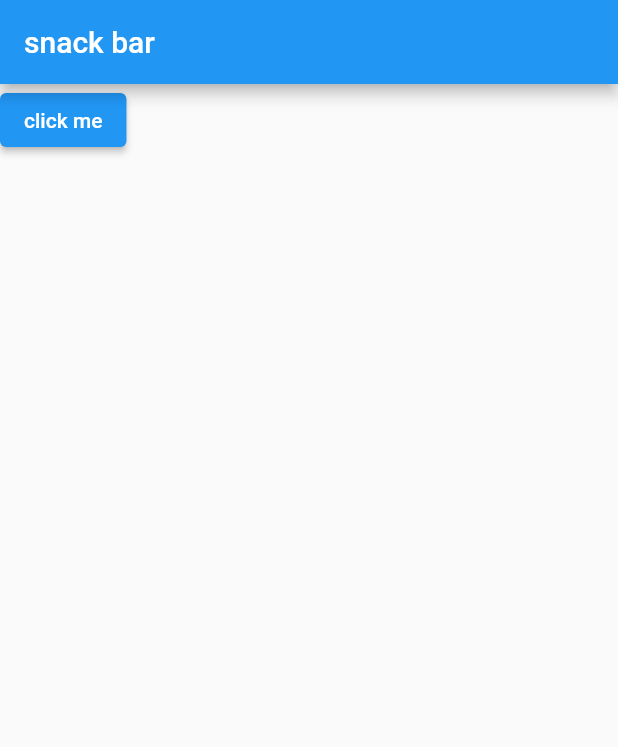
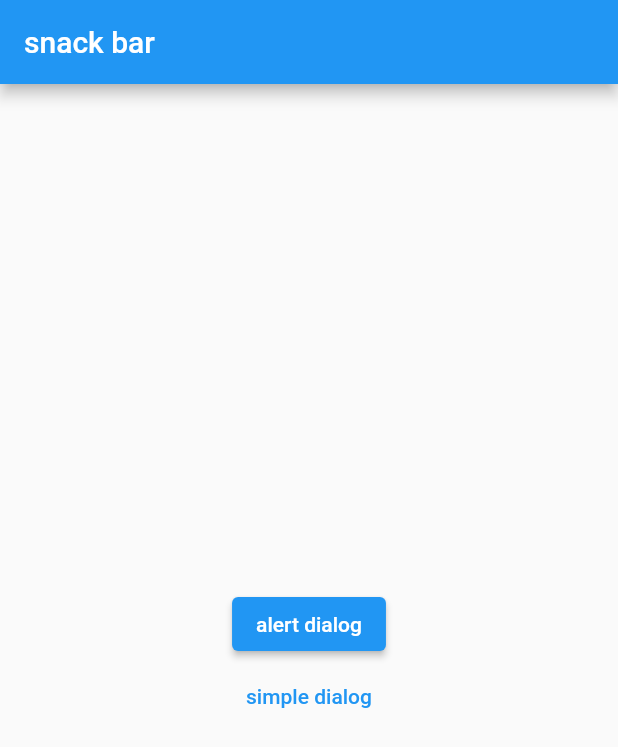
Before and after one commit to jithuraj/learn-flutter, a Flutter app: the screen it shows after launch, on a phone screen of 412 x 824 dp. Shown: the top 747 px of the screen. Run offline on Flutter 3.47's test engine with Material 2 defaults, Android fonts, the phone set to English and light mode, and no system bars.

```diff
--- a/lib/home_screen.dart
+++ b/lib/home_screen.dart
@@ -1,7 +1,14 @@
 import 'package:flutter/material.dart';
 
-class HomeScreen extends StatelessWidget {
+class HomeScreen extends StatefulWidget {
   const HomeScreen({Key? key}) : super(key: key);
+
+  @override
+  State<HomeScreen> createState() => _HomeScreenState();
+}
+
+class _HomeScreenState extends State<HomeScreen> {
+  bool _isErrorMessageVisible = false;
 
   @override
   Widget build(BuildContext context) {
@@ -9,31 +16,64 @@ class HomeScreen extends StatelessWidget {
       appBar: AppBar(
         title: Text('snack bar'),
       ),
-      body: ElevatedButton(
-        onPressed: (){
-         showDialog(context: context, builder: (ctx)=>showAlertDialog(context));
-        },
-        child: Text('click me'),
+      body: Column(
+        mainAxisAlignment: MainAxisAlignment.center,
+        children: [
+          Center(
+            child: ElevatedButton(
+              onPressed: () {
+                showDialog(
+                    context: context,
+                    builder: (ctx) => showAlertDialog(context));
+              },
+              child: Text('alert dialog'),
+            ),
+          ),
+          Center(
+            child: TextButton(
+              onPressed: (){
+                setState(() {
+                  _isErrorMessageVisible ? _isErrorMessageVisible=false : _isErrorMessageVisible=true;
+                });
+                },
+              child: Text('simple dialog'),
+              ),
+            ),
+
+
+          Visibility(
+            visible: _isErrorMessageVisible,
+            child: Text('soemthing went wrong',
+            style: TextStyle(
+              color: Colors.red,
+            ),
+            ),
+          )
+          // SizedBox(
+          //   height: 10,
+          // )
+        ],
       ),
     );
   }
 
-  Widget showAlertDialog(BuildContext context){
-
-   return AlertDialog(
+  // Widget showSimpleDialog(BuildContext context){
+  Widget showAlertDialog(BuildContext context) {
+    return AlertDialog(
       title: Text('Accept?'),
       content: Text('would you like to accept this proposal'),
       actions: [
-        TextButton(onPressed: (){
-          Navigator.of(context).pop();
-        }, child: Text('Yes')),
-        TextButton(onPressed: (){
-          Navigator.of(context).pop();
-        }, child: Text('No')),
+        TextButton(
+            onPressed: () {
+              Navigator.of(context).pop();
+            },
+            child: Text('Yes')),
+        TextButton(
+            onPressed: () {
+              Navigator.of(context).pop();
+            },
+            child: Text('No')),
       ],
     );
-
   }
-
-
 }
```
